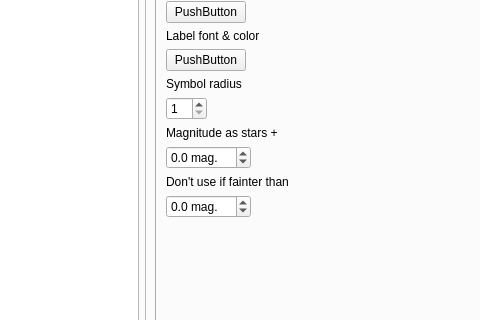
First picture: the form in csetting.ui, repository PavelMr/skytechx, before the edit; both pictures show x 83 to 563 and y 110 to 430 of the 1109 by 737 pixel window.
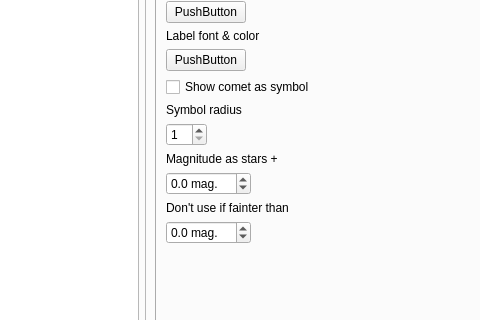
Second picture: the form after the edit. The open tabs and pages were chosen to show the change. Custom widgets are drawn as their Qt base class.

The edit to the form file:
```diff
--- a/csetting.ui
+++ b/csetting.ui
@@ -2545,14 +2545,14 @@
                      </property>
                     </widget>
                    </item>
-                   <item row="4" column="0">
+                   <item row="5" column="0">
                     <widget class="QLabel" name="label_37">
                      <property name="text">
                       <string>Symbol radius</string>
                      </property>
                     </widget>
                    </item>
-                   <item row="5" column="0">
+                   <item row="6" column="0">
                     <widget class="QSpinBox" name="spinBox_3">
                      <property name="minimum">
                       <number>1</number>
@@ -2562,14 +2562,14 @@
                      </property>
                     </widget>
                    </item>
-                   <item row="6" column="0">
+                   <item row="7" column="0">
                     <widget class="QLabel" name="label_38">
                      <property name="text">
                       <string>Magnitude as stars +</string>
                      </property>
                     </widget>
                    </item>
-                   <item row="7" column="0">
+                   <item row="8" column="0">
                     <widget class="QDoubleSpinBox" name="doubleSpinBox_24">
                      <property name="suffix">
                       <string> mag.</string>
@@ -2588,14 +2588,14 @@
                    <item row="7" column="1">
                     <layout class="QHBoxLayout" name="horizontalLayout_16"/>
                    </item>
-                   <item row="8" column="0">
+                   <item row="9" column="0">
                     <widget class="QLabel" name="label_71">
                      <property name="text">
                       <string>Don't use if fainter than</string>
                      </property>
                     </widget>
                    </item>
-                   <item row="9" column="0">
+                   <item row="10" column="0">
                     <widget class="QDoubleSpinBox" name="doubleSpinBox_33">
                      <property name="suffix">
                       <string> mag.</string>
@@ -2611,6 +2611,13 @@
                      </property>
                     </widget>
                    </item>
+                   <item row="4" column="0">
+                    <widget class="QCheckBox" name="cb_comet_symbol">
+                     <property name="text">
+                      <string>Show comet as symbol</string>
+                     </property>
+                    </widget>
+                   </item>
                   </layout>
                  </item>
                 </layout>
```
Left out of the diff: 4 changed lines with no effect on the pictures.
